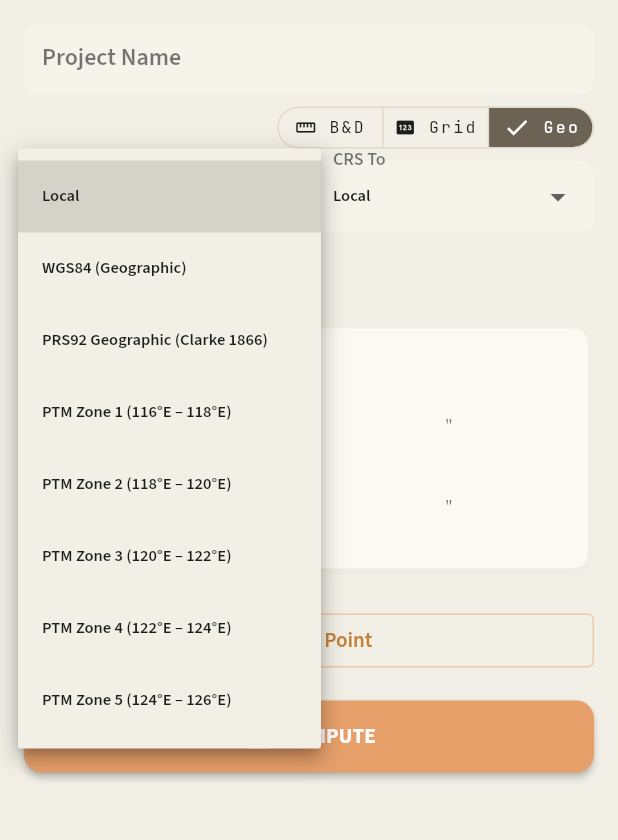
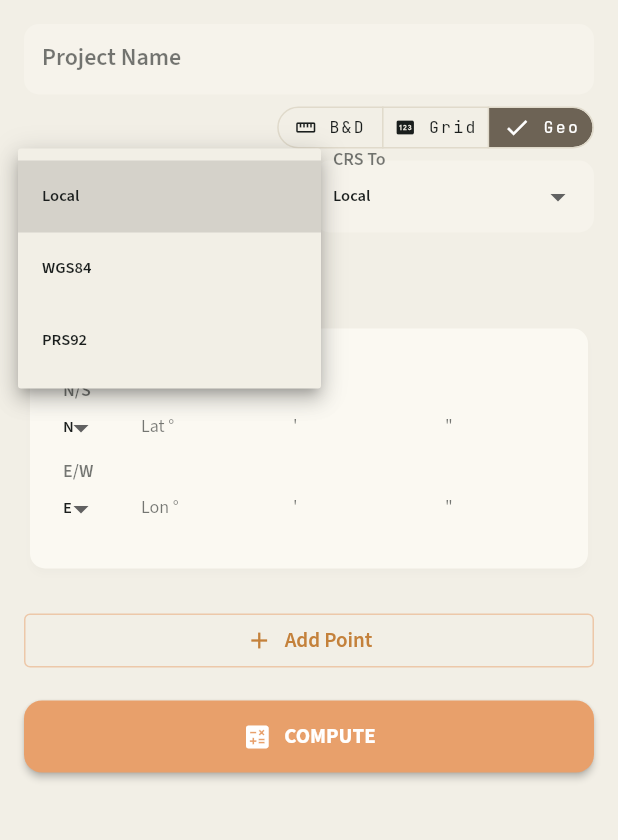
Before and after one commit to JunweakDGreit/SurveyAide, a Flutter app: the TraverseScreen screen opened directly, after a tap on "Grid", after a tap on "Geo", after a tap on "Local", on a phone screen of 412 x 824 dp, the part 84-924 px from its top. Run offline on Flutter 3.47's test engine with Material 3 defaults, Android fonts, the phone set to English and light mode, and no system bars; our stand-ins replace drift, file_picker, flutter_riverpod, go_router, google_fonts, pdf and 4 more; missing offline and left inert: proj4dart; accounts and stored records are empty; generated files the repository leaves out were written again.

Commit message:
feat: simplify CRS selector to PRS92/WGS84 with auto zone detection

```diff
--- a/survey_aide/lib/screens/tools/traverse_screen.dart
+++ b/survey_aide/lib/screens/tools/traverse_screen.dart
@@ -106,6 +106,8 @@ class TraverseScreenState extends State<TraverseScreen> {
   double? _tieDistance;
   String? _crsFrom;
   String? _crsTo;
+  int? _prs92FromZone;
+  int? _prs92ToZone;
   bool _showResults = false;
   bool _processing = false;
   bool _showDetailedTable = false;
@@ -347,6 +349,8 @@ class TraverseScreenState extends State<TraverseScreen> {
 
     } else {
       // Geographic mode – convert lat/lon to target CRS, then area
+      final resolvedFrom =
+          _resolveCrsCode(_crsFrom, _prs92FromZone) ?? 'WGS84';
       final coords = <(double, double)>[];
       for (final point in _points) {
         final geo = _convertToDecimal(point);
@@ -354,7 +358,7 @@ class TraverseScreenState extends State<TraverseScreen> {
           final (lat, lon) = geo;
           try {
             final result = CrsService.instance.transform(
-              lon, lat, 'WGS84', _crsFrom ?? 'WGS84',
+              lon, lat, 'WGS84', resolvedFrom,
             );
             coords.add((result.$2, result.$1));
           } catch (_) {}
@@ -372,6 +376,26 @@ class TraverseScreenState extends State<TraverseScreen> {
     final lon = (p.lonDeg + p.lonMin / 60.0 + p.lonSec / 3600.0) *
         (p.lonEast ? 1.0 : -1.0);
     return (lat, lon);
+  }
+
+  String? _resolveCrsCode(String? simplified, int? zone) {
+    if (simplified == null) return null;
+    if (simplified == 'WGS84') return 'WGS84';
+
+    if (_mode == _InputMode.geographic && zone == null) {
+      final pt = _points.isNotEmpty ? _points[0] : null;
+      if (pt != null) {
+        final geo = _convertToDecimal(pt);
+        if (geo != null) {
+          final detected = CrsService.zoneFromLongitude(geo.$2);
+          if (detected != null) return 'PRS92_PTM_$detected';
+        }
+      }
+      return 'PRS92_GEO';
+    }
+
+    if (zone != null && zone >= 1 && zone <= 5) return 'PRS92_PTM_$zone';
+    return 'PRS92_GEO';
   }
 
   void _computeNeMode(List<(double, double)> coords) {
@@ -503,6 +527,10 @@ class TraverseScreenState extends State<TraverseScreen> {
       'tieDistance': _tieDistance,
       'startN': _startNCtrl.text,
       'startE': _startECtrl.text,
+      'crsFrom': _crsFrom,
+      'crsTo': _crsTo,
+      'prs92FromZone': _prs92FromZone,
+      'prs92ToZone': _prs92ToZone,
       'points': _points.map((p) => {
         'id': p.id,
         'northing': p.northing,
@@ -545,6 +573,8 @@ class TraverseScreenState extends State<TraverseScreen> {
       _mode = _InputMode.bd;
       _crsFrom = null;
       _crsTo = null;
+      _prs92FromZone = null;
+      _prs92ToZone = null;
       _hasTiePoint = false;
       _tieQuadrant = null;
       _tieBearingDeg = 0;
@@ -579,6 +609,10 @@ class TraverseScreenState extends State<TraverseScreen> {
       'tieDistance': _tieDistance,
       'startN': _startNCtrl.text,
       'startE': _startECtrl.text,
+      'crsFrom': _crsFrom,
+      'crsTo': _crsTo,
+      'prs92FromZone': _prs92FromZone,
+      'prs92ToZone': _prs92ToZone,
       'points': _points.map((p) => {
         'id': p.id,
         'northing': p.northing,
@@ -844,6 +878,10 @@ class TraverseScreenState extends State<TraverseScreen> {
     _tieDistance = (data['tieDistance'] as num?)?.toDouble();
     _startNCtrl.text = data['startN'] as String? ?? '';
     _startECtrl.text = data['startE'] as String? ?? '';
+    _crsFrom = data['crsFrom'] as String?;
+    _crsTo = data['crsTo'] as String?;
+    _prs92FromZone = data['prs92FromZone'] as int?;
+    _prs92ToZone = data['prs92ToZone'] as int?;
     final points = data['points'] as List? ?? [];
     _points.clear();
     _nextId = 1;
@@ -890,6 +928,8 @@ class TraverseScreenState extends State<TraverseScreen> {
 
   List<(double, double)> _getGridCoords() {
     if (_mode == _InputMode.geographic) {
+      final resolvedFrom =
+          _resolveCrsCode(_crsFrom, _prs92FromZone) ?? 'WGS84';
       final coords = <(double, double)>[];
       for (final pt in _points) {
         final geo = _convertToDecimal(pt);
@@ -897,7 +937,7 @@ class TraverseScreenState extends State<TraverseScreen> {
           final (lat, lon) = geo;
           try {
             final result = CrsService.instance.transform(
-              lon, lat, 'WGS84', _crsFrom ?? 'WGS84',
+              lon, lat, 'WGS84', resolvedFrom,
             );
             coords.add((result.$2, result.$1));
           } catch (_) {}
@@ -1118,17 +1158,55 @@ class TraverseScreenState extends State<TraverseScreen> {
   }
 
   Widget _buildCrsSelector(ThemeData theme) {
-    final allItems = [
+    final crsItems = [
       DropdownMenuItem<String?>(
         value: null,
         child: const Text('Local', style: TextStyle(fontSize: 11)),
       ),
-      ...CrsService.availableCrs.map((crs) => DropdownMenuItem<String?>(
-        value: crs.code,
-        child: Text(crs.label, style: const TextStyle(fontSize: 11)),
-      )),
+      const DropdownMenuItem(
+        value: 'WGS84',
+        child: Text('WGS84', style: TextStyle(fontSize: 11)),
+      ),
+      const DropdownMenuItem(
+        value: 'PRS92',
+        child: Text('PRS92', style: TextStyle(fontSize: 11)),
+      ),
     ];
+
+    Widget zoneChips(int? selected, ValueChanged<int?> onChanged) {
       return Row(
+        mainAxisSize: MainAxisSize.min,
+        children: [
+          for (var z = 1; z <= 5; z++)
+            Padding(
+              padding: EdgeInsets.only(right: z < 5 ? 4 : 0),
+              child: ChoiceChip(
+                label: Text('$z', style: const TextStyle(fontSize: 10)),
+                selected: selected == z,
+                selectedColor:
+                    theme.colorScheme.primary.withValues(alpha: 0.15),
+                onSelected: (sel) => onChanged(sel ? z : null),
+                materialTapTargetSize: MaterialTapTargetSize.shrinkWrap,
+                visualDensity: VisualDensity.compact,
+                padding: const EdgeInsets.symmetric(horizontal: 8),
+              ),
+            ),
+        ],
+      );
+    }
+
+    final showFromZone =
+        _crsFrom == 'PRS92' && _mode != _InputMode.geographic;
+    final showToZone =
+        _crsTo == 'PRS92' && _mode != _InputMode.geographic;
+    final showAutoHint =
+        _mode == _InputMode.geographic &&
+        (_crsFrom == 'PRS92' || _crsTo == 'PRS92');
+
+    return Column(
+      crossAxisAlignment: CrossAxisAlignment.start,
+      children: [
+        Row(
           children: [
             Expanded(
               child: InputDecorator(
@@ -1139,8 +1217,11 @@ class TraverseScreenState extends State<TraverseScreen> {
                     value: _crsFrom,
                     isDense: true,
                     isExpanded: true,
-                items: allItems,
-                onChanged: (v) => setState(() => _crsFrom = v),
+                    items: crsItems,
+                    onChanged: (v) => setState(() {
+                      _crsFrom = v;
+                      if (v != 'PRS92') _prs92FromZone = null;
+                    }),
                   ),
                 ),
               ),
@@ -1155,10 +1236,59 @@ class TraverseScreenState extends State<TraverseScreen> {
                     value: _crsTo,
                     isDense: true,
                     isExpanded: true,
-                items: allItems,
-                onChanged: (v) => setState(() => _crsTo = v),
-              ),
-            ),
+                    items: crsItems,
+                    onChanged: (v) => setState(() {
+                      _crsTo = v;
+                      if (v != 'PRS92') _prs92ToZone = null;
+                    }),
+                  ),
+                ),
+              ),
+            ),
+          ],
+        ),
+        if (showFromZone) ...[
+          const SizedBox(height: 6),
+          Row(
+            children: [
+              SizedBox(
+                width: 44,
+                child: Text('From:',
+                    style: theme.textTheme.labelSmall
+                        ?.copyWith(color: AppTheme.muted)),
+              ),
+              zoneChips(
+                  _prs92FromZone, (v) => setState(() => _prs92FromZone = v)),
+            ],
+          ),
+        ],
+        if (showToZone) ...[
+          const SizedBox(height: 4),
+          Row(
+            children: [
+              SizedBox(
+                width: 44,
+                child: Text('To:',
+                    style: theme.textTheme.labelSmall
+                        ?.copyWith(color: AppTheme.muted)),
+              ),
+              zoneChips(
+                  _prs92ToZone, (v) => setState(() => _prs92ToZone = v)),
+            ],
+          ),
+        ],
+        if (showAutoHint)
+          Padding(
+            padding: const EdgeInsets.only(top: 4),
+            child: Row(
+              children: [
+                Icon(Icons.auto_awesome,
+                    size: 12, color: AppTheme.muted.withValues(alpha: 0.6)),
+                const SizedBox(width: 4),
+                Text('PTM zone auto-detected from longitude',
+                    style: theme.textTheme.labelSmall
+                        ?.copyWith(color: AppTheme.muted)),
+              ],
             ),
           ),
       ],
@@ -2200,11 +2330,15 @@ class TraverseScreenState extends State<TraverseScreen> {
         : 'Traverse';
 
     if (!context.mounted) return;
+    final resolvedFrom =
+        _resolveCrsCode(_crsFrom, _prs92FromZone);
+    final resolvedTo =
+        _resolveCrsCode(_crsTo, _prs92ToZone);
     showComputeDialog(
       context,
       points: points,
-      crsFrom: _crsFrom,
-      crsTo: _crsTo,
+      crsFrom: resolvedFrom,
+      crsTo: resolvedTo,
       title: title,
     );
   }
--- a/survey_aide/lib/services/crs_service.dart
+++ b/survey_aide/lib/services/crs_service.dart
@@ -132,4 +132,29 @@ class CrsService {
     if (code.startsWith('PRS92_PTM_')) return 'PRS92_GEO';
     return code;
   }
+
+  static const _ptmZoneRanges = [
+    (zone: 1, lonMin: 116.0, lonMax: 118.0, cm: 117.0),
+    (zone: 2, lonMin: 118.0, lonMax: 120.0, cm: 119.0),
+    (zone: 3, lonMin: 120.0, lonMax: 122.0, cm: 121.0),
+    (zone: 4, lonMin: 122.0, lonMax: 124.0, cm: 123.0),
+    (zone: 5, lonMin: 124.0, lonMax: 126.0, cm: 125.0),
+  ];
+
+  static int? zoneFromLongitude(double lon) {
+    for (final z in _ptmZoneRanges) {
+      if (lon >= z.lonMin && lon < z.lonMax) return z.zone;
+    }
+    return null;
+  }
+
+  static String displayLabelFor(String code) {
+    if (code.startsWith('PRS92_PTM_')) {
+      final zone = code.substring(10);
+      return 'PRS92 (PTM Zone $zone)';
+    }
+    final found = findByCode(code);
+    if (found != null) return found.label;
+    return code;
+  }
 }
```
Also changed, not shown: survey_aide/lib/widgets/traverse_dialogs.dart (+7 -7 lines). Lines whose indentation alone changed are shown as unchanged.
